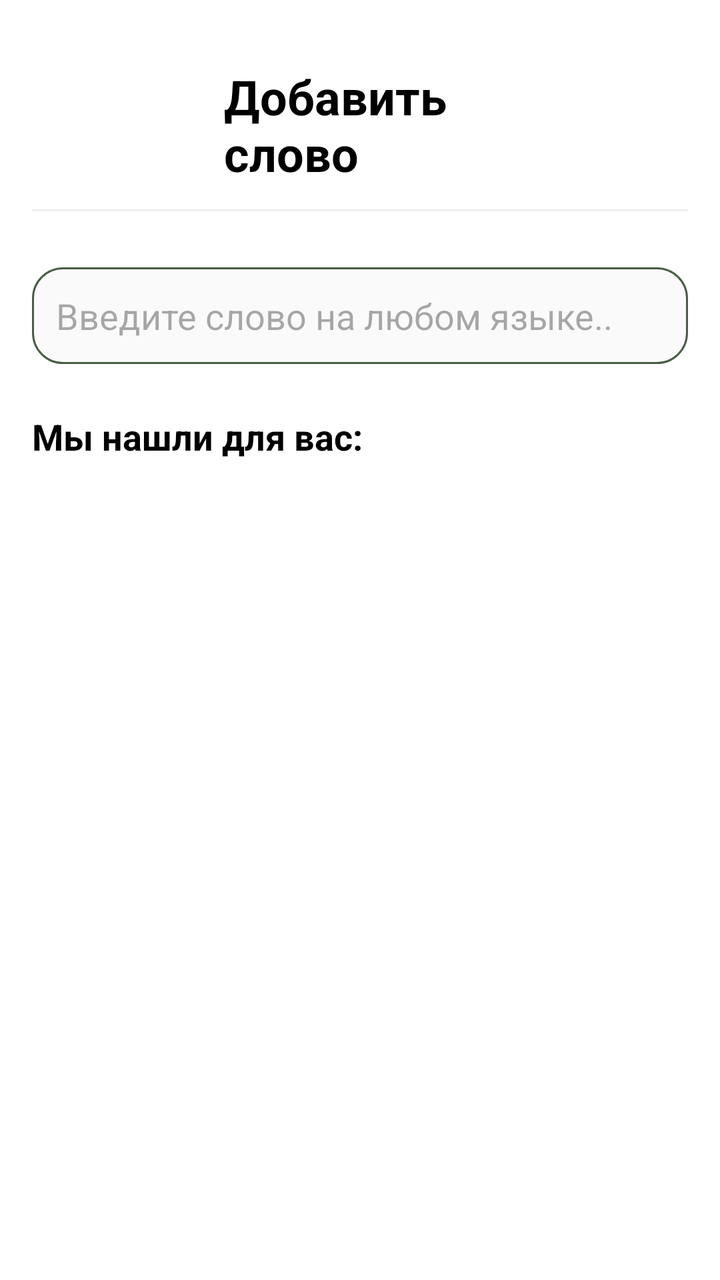
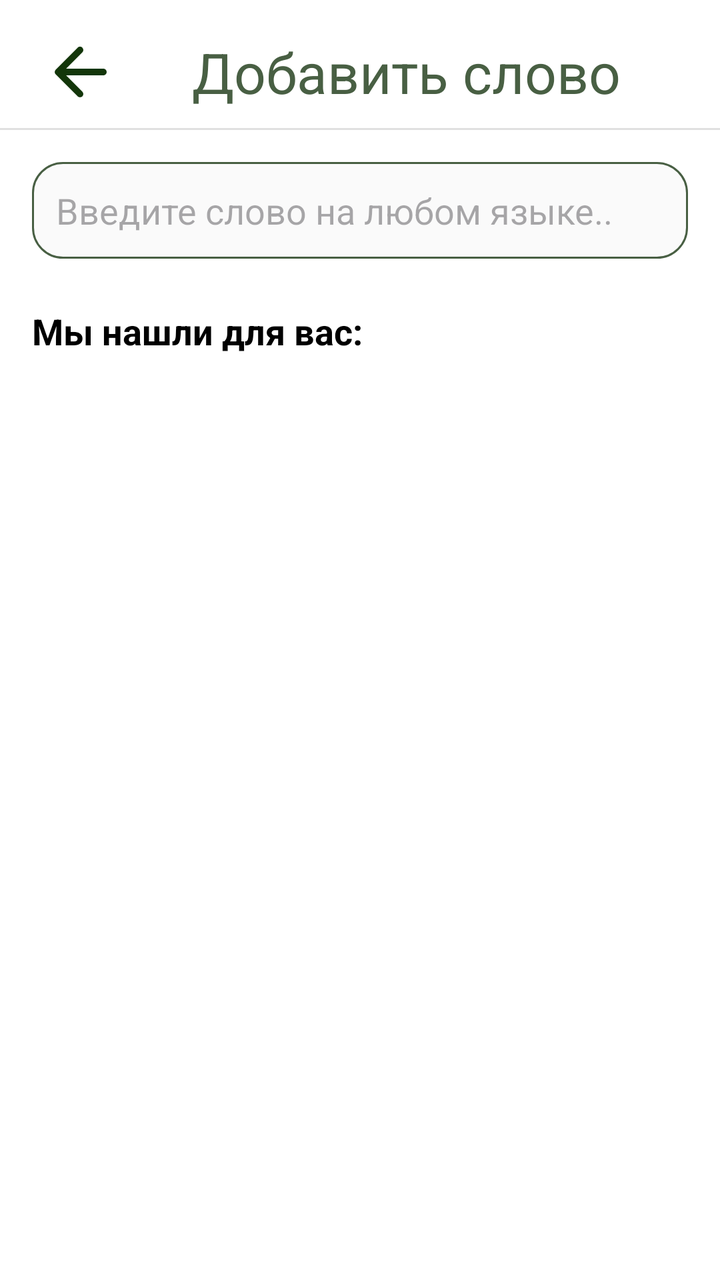

Two renders of the same Android screen: before a commit and after it. Below are the layout's source before the change and the commit's diff.
<!-- AndroidManifest.xml: application theme Theme.EnglishApp -->
<!-- res/layout/addwords.xml -->
<?xml version="1.0" encoding="utf-8"?>
<LinearLayout xmlns:android="http://schemas.android.com/apk/res/android"
    android:layout_width="match_parent"
    android:layout_height="match_parent"
    android:orientation="vertical"
    android:padding="16dp"
    android:background="#FFFFFF">

    <View
        android:layout_width="match_parent"
        android:layout_height="16dp"
        />

    <TextView
        android:layout_width="wrap_content"
        android:layout_height="wrap_content"
        android:text="Добавить слово"
        android:textSize="24sp"
        android:paddingHorizontal="96dp"
        android:textStyle="bold"
        android:textColor="#000000"
        android:layout_marginBottom="12dp"/>

    <View
        android:layout_width="match_parent"
        android:layout_height="1dp"
        android:background="#EEEEEE"
        android:layout_marginBottom="28dp"/>

    <EditText
        android:id="@+id/wordInput"
        android:layout_width="match_parent"
        android:layout_height="wrap_content"
        android:hint="Введите слово на любом языке.."
        android:padding="12dp"
        android:textColor="#666666"
        android:background="@drawable/edittext_background"
        android:layout_marginBottom="24dp"/>


    <TextView
        android:layout_width="wrap_content"
        android:layout_height="wrap_content"
        android:text="Мы нашли для вас:"
        android:textSize="18sp"
        android:textStyle="bold"
        android:textColor="#000000"
        android:layout_marginBottom="16dp"/>

        <ScrollView
            android:layout_width="match_parent"
            android:layout_height="match_parent">

            <LinearLayout
                android:id="@+id/addwords"
                android:layout_width="match_parent"
                android:layout_height="wrap_content"
                android:orientation="vertical"
                android:paddingTop="10dp"
                android:paddingBottom="90dp"
                />
        </ScrollView>

</LinearLayout>
<!-- resources referenced by this layout -->
<resources>
  <!-- drawable edittext_background (drawable) -->
  <?xml version="1.0" encoding="utf-8"?>
  <shape xmlns:android="http://schemas.android.com/apk/res/android">
      <solid android:color="#FAFAFA"/>
      <stroke android:width="1dp" android:color="@color/darkGreen"/>
      <corners android:radius="15dp"/>
      <padding android:left="8dp" android:top="8dp" android:right="8dp" android:bottom="8dp"/>
  </shape>
  <style name="Theme.EnglishApp" parent="Base.Theme.EnglishApp">
          <item name="buttonSearch">@style/ButtonSearch</item>
      </style>
  <color name="darkGreen">#485F43</color>
  <style name="Base.Theme.EnglishApp" parent="Theme.Material3.DayNight.NoActionBar">
          <item name="android:windowBackground">@color/white</item>
      </style>
  <style name="ButtonSearch">
          <item name="android:src">@drawable/searchicon</item>
      </style>
  <color name="white">#FFFFFFFF</color>
  <!-- drawable searchicon (drawable) -->
  <vector xmlns:android="http://schemas.android.com/apk/res/android"
      android:width="24dp"
      android:height="24dp"
      android:viewportWidth="24"
      android:viewportHeight="24">
    <path
        android:pathData="M21,21L16.66,16.66"
        android:strokeLineJoin="round"
        android:strokeWidth="2"
        android:fillColor="#00000000"
        android:strokeColor="#13360A"
        android:strokeLineCap="round"/>
    <path
        android:pathData="M11,19C15.418,19 19,15.418 19,11C19,6.582 15.418,3 11,3C6.582,3 3,6.582 3,11C3,15.418 6.582,19 11,19Z"
        android:strokeLineJoin="round"
        android:strokeWidth="2"
        android:fillColor="#00000000"
        android:strokeColor="#13360A"
        android:strokeLineCap="round"/>
  </vector>
</resources>

<!-- the commit's change to res/layout/addwords.xml (unified diff, before → after) -->
@@ -3,29 +3,44 @@
     android:layout_width="match_parent"
     android:layout_height="match_parent"
     android:orientation="vertical"
-    android:padding="16dp"
     android:background="#FFFFFF">
 
-    <View
+    <LinearLayout
         android:layout_width="match_parent"
-        android:layout_height="16dp"
-        />
+        android:layout_height="wrap_content"
+        android:orientation="vertical">
+        <LinearLayout
+            android:layout_width="match_parent"
+            android:layout_height="56dp"
+            android:layout_marginTop="8dp"
+            android:gravity="center_vertical"
+            android:paddingHorizontal="20dp">
+            <ImageView
+                android:id="@+id/close"
+                android:layout_width="40dp"
+                android:layout_height="40dp"
+                android:src="@drawable/round_arrow_back"
+                android:layout_marginEnd="36dp" />
 
-    <TextView
-        android:layout_width="wrap_content"
-        android:layout_height="wrap_content"
-        android:text="Добавить слово"
-        android:textSize="24sp"
-        android:paddingHorizontal="96dp"
-        android:textStyle="bold"
-        android:textColor="#000000"
-        android:layout_marginBottom="12dp"/>
+            <TextView
+                android:layout_width="0dp"
+                android:layout_height="wrap_content"
+                android:layout_weight="1"
+                android:text="Добавить слово"
+                android:textSize="28sp"
+                android:textColor="@color/darkGreen" />
+        </LinearLayout>
+        <View
+            android:layout_width="match_parent"
+            android:layout_height="1dp"
+            android:background="#E0E0E0" />
+    </LinearLayout>
 
-    <View
+    <LinearLayout
         android:layout_width="match_parent"
-        android:layout_height="1dp"
-        android:background="#EEEEEE"
-        android:layout_marginBottom="28dp"/>
+        android:layout_height="match_parent"
+        android:orientation="vertical"
+        android:padding="16dp">
 
     <EditText
         android:id="@+id/wordInput"
@@ -60,5 +75,6 @@
                 android:paddingBottom="90dp"
                 />
         </ScrollView>
+    </LinearLayout>
 
 </LinearLayout>
<!-- resource entries referenced after the edit -->
@@ -8,6 +8,12 @@
       <corners android:radius="15dp"/>
       <padding android:left="8dp" android:top="8dp" android:right="8dp" android:bottom="8dp"/>
   </shape>
+  <!-- drawable round_arrow_back (drawable) -->
+  <vector xmlns:android="http://schemas.android.com/apk/res/android" android:autoMirrored="true" android:height="24dp" android:tint="#13360A" android:viewportHeight="24" android:viewportWidth="24" android:width="24dp">
+        
+      <path android:fillColor="@android:color/white" android:pathData="M19,11H7.83l4.88,-4.88c0.39,-0.39 0.39,-1.03 0,-1.42 -0.39,-0.39 -1.02,-0.39 -1.41,0l-6.59,6.59c-0.39,0.39 -0.39,1.02 0,1.41l6.59,6.59c0.39,0.39 1.02,0.39 1.41,0 0.39,-0.39 0.39,-1.02 0,-1.41L7.83,13H19c0.55,0 1,-0.45 1,-1s-0.45,-1 -1,-1z"/>
+      
+  </vector>
   <style name="Theme.EnglishApp" parent="Base.Theme.EnglishApp">
           <item name="buttonSearch">@style/ButtonSearch</item>
       </style>
